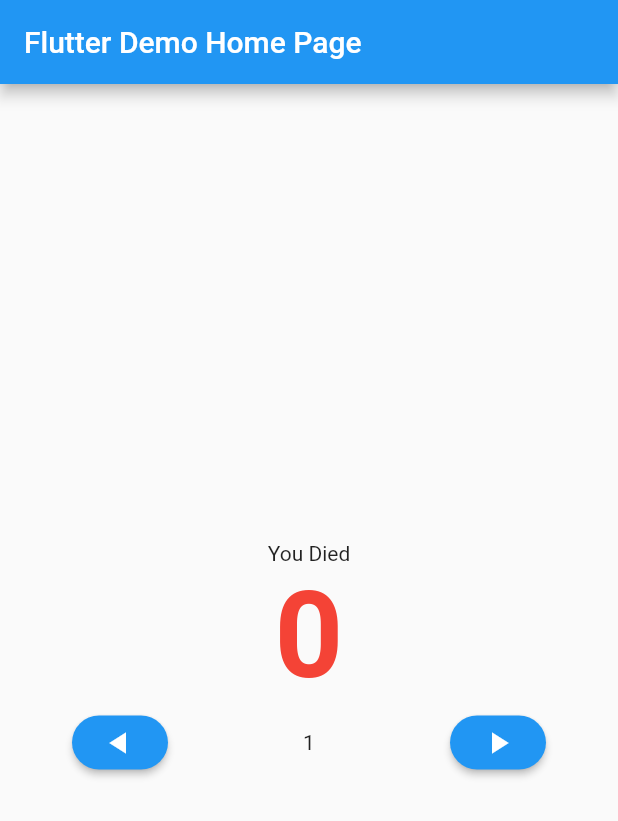
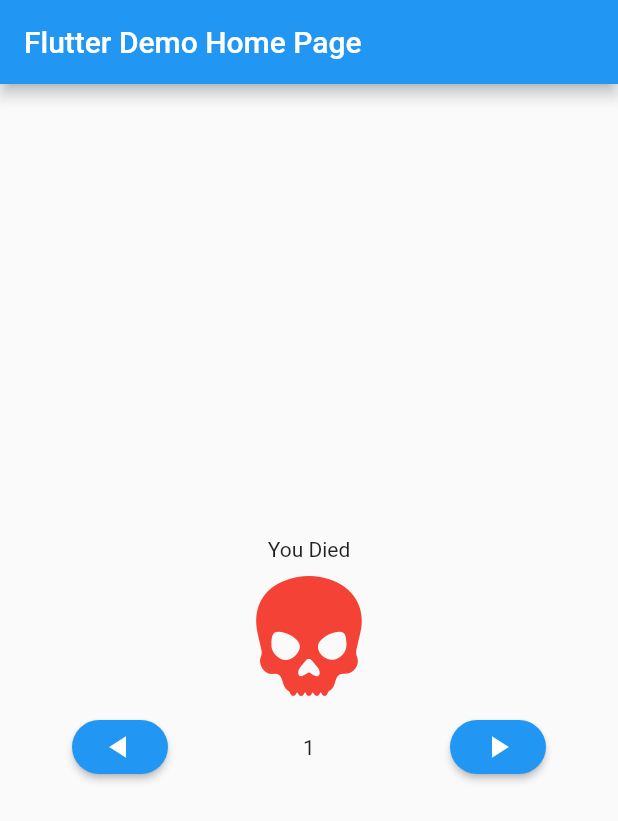
Before and after one commit to MiroGal/counter, a Flutter app: the screen it shows after launch, on a phone screen of 412 x 824 dp. Shown: the top 821 px of the screen. Run offline on Flutter 3.47's test engine with Material 2 defaults, Android fonts, the phone set to English and light mode, and no system bars.

Commit message:
skull_icon: added skull icon

```diff
--- a/lib/page_counter.dart
+++ b/lib/page_counter.dart
@@ -1,3 +1,4 @@
+import 'package:counter/app_icons.dart';
 import 'package:flutter/material.dart';
 
 const int _maxCount = 50;
@@ -35,13 +36,9 @@ class _MyHomePageState extends State<MyHomePage> {
             Text(
               _setCounterLabelText(),
             ),
-            Text(
-              '$_counter',
-              style: Theme.of(context).textTheme.headlineMedium?.copyWith(
-                    color: _setCounterValueColor(),
-                    fontWeight: FontWeight.bold,
-                    fontSize: 80,
-                  ),
+            SizedBox(
+              height: 100,
+              child: _counterValue(),
             ),
             _buildButtons(
               context,
@@ -52,6 +49,25 @@ class _MyHomePageState extends State<MyHomePage> {
         ),
       ),
     );
+  }
+
+  Widget _counterValue() {
+    if (_counter == _minCount) {
+      return const Icon(
+        AppIcons.skull,
+        size: 80,
+        color: Colors.red,
+      );
+    } else {
+      return Text(
+        '$_counter',
+        style: Theme.of(context).textTheme.headlineMedium?.copyWith(
+              color: _setCounterValueColor(),
+              fontWeight: FontWeight.bold,
+              fontSize: 80,
+            ),
+      );
+    }
   }
 
   Widget _buildButtons(
```
